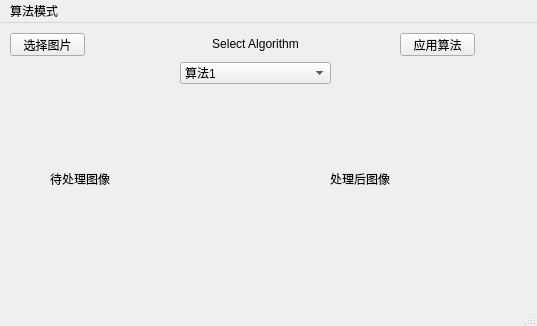
hill2hill/OpenCV-handcraft, file OpenCV-handcraft/mainwindow.ui: the form before one commit.
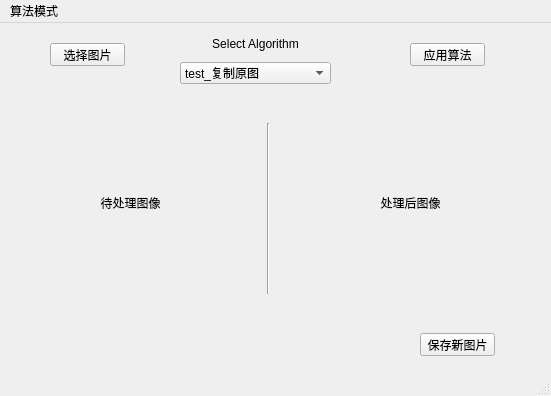
The form after the commit.

```diff
--- a/OpenCV-handcraft/mainwindow.ui
+++ b/OpenCV-handcraft/mainwindow.ui
@@ -6,8 +6,8 @@
    <rect>
     <x>0</x>
     <y>0</y>
-    <width>537</width>
-    <height>326</height>
+    <width>551</width>
+    <height>396</height>
    </rect>
   </property>
   <property name="windowTitle">
@@ -17,8 +17,8 @@
    <widget class="QPushButton" name="btnSelectPic">
     <property name="geometry">
      <rect>
-      <x>10</x>
-      <y>10</y>
+      <x>50</x>
+      <y>20</y>
       <width>75</width>
       <height>23</height>
      </rect>
@@ -46,21 +46,6 @@
      </item>
      <item>
       <widget class="QComboBox" name="comBoxAlgorithmIndex">
-       <item>
-        <property name="text">
-         <string>算法1</string>
-        </property>
-       </item>
-       <item>
-        <property name="text">
-         <string>算法2</string>
-        </property>
-       </item>
-       <item>
-        <property name="text">
-         <string>算法3</string>
-        </property>
-       </item>
        <item>
         <property name="text">
          <string>test_复制原图</string>
@@ -73,8 +58,8 @@
    <widget class="QPushButton" name="btnApplyAlgorithm">
     <property name="geometry">
      <rect>
-      <x>400</x>
-      <y>10</y>
+      <x>410</x>
+      <y>20</y>
       <width>75</width>
       <height>23</height>
      </rect>
@@ -83,30 +68,56 @@
      <string>应用算法</string>
     </property>
    </widget>
+   <widget class="QPushButton" name="btnSave">
+    <property name="geometry">
+     <rect>
+      <x>420</x>
+      <y>310</y>
+      <width>75</width>
+      <height>23</height>
+     </rect>
+    </property>
+    <property name="text">
+     <string>保存新图片</string>
+    </property>
+   </widget>
    <widget class="QLabel" name="labOriginPic">
     <property name="geometry">
      <rect>
-      <x>50</x>
-      <y>90</y>
-      <width>131</width>
-      <height>131</height>
+      <x>30</x>
+      <y>80</y>
+      <width>201</width>
+      <height>201</height>
      </rect>
     </property>
     <property name="text">
-     <string>待处理图像</string>
+     <string>&lt;html&gt;&lt;head/&gt;&lt;body&gt;&lt;p align=&quot;center&quot;&gt;待处理图像&lt;/p&gt;&lt;/body&gt;&lt;/html&gt;</string>
     </property>
    </widget>
    <widget class="QLabel" name="labModified">
     <property name="geometry">
      <rect>
-      <x>330</x>
-      <y>90</y>
-      <width>131</width>
-      <height>131</height>
+      <x>310</x>
+      <y>80</y>
+      <width>201</width>
+      <height>201</height>
      </rect>
     </property>
     <property name="text">
-     <string>处理后图像</string>
+     <string>&lt;html&gt;&lt;head/&gt;&lt;body&gt;&lt;p align=&quot;center&quot;&gt;处理后图像&lt;/p&gt;&lt;/body&gt;&lt;/html&gt;</string>
+    </property>
+   </widget>
+   <widget class="Line" name="line">
+    <property name="geometry">
+     <rect>
+      <x>260</x>
+      <y>100</y>
+      <width>16</width>
+      <height>171</height>
+     </rect>
+    </property>
+    <property name="orientation">
+     <enum>Qt::Vertical</enum>
     </property>
    </widget>
   </widget>
@@ -115,7 +126,7 @@
     <rect>
      <x>0</x>
      <y>0</y>
-     <width>537</width>
+     <width>551</width>
      <height>23</height>
     </rect>
    </property>
```
Left out of the diff: 15 changed lines with no effect on the pictures.
